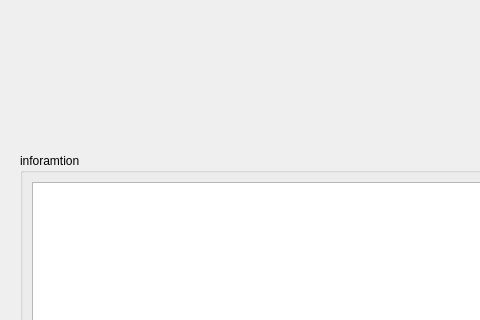
This is energycalibration.ui in MrXiaomao/ZrActivationPro as Qt 5 draws it before an edit; both pictures show x 0 to 480 and y 321 to 641 of the 1084 by 727 pixel window. The edited form follows.
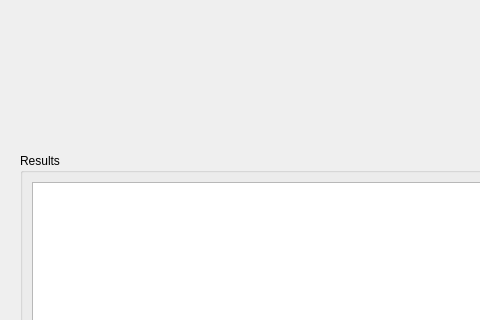
This is the edited form.

The edit to the form file:
```diff
--- a/energycalibration.ui
+++ b/energycalibration.ui
@@ -68,7 +68,7 @@
          </sizepolicy>
         </property>
         <property name="title">
-         <string>inforamtion</string>
+         <string>Results</string>
         </property>
         <layout class="QVBoxLayout" name="verticalLayout_3">
          <item>
```
Left out of the diff: 2 changed lines with no effect on the pictures.
